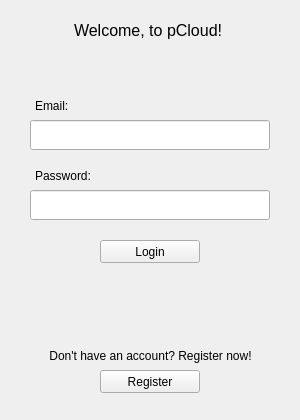
Above: pCloud/loginwindow.ui from pcloudcom/pfs-gui before the change. Below: the same form after it.
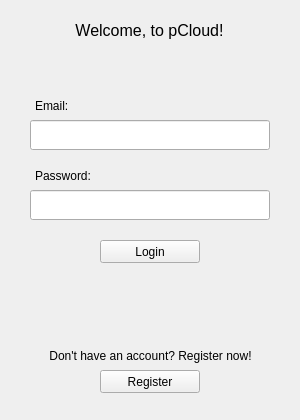
That is the form after the change.

Patch:
```diff
--- a/pCloud/loginwindow.ui
+++ b/pCloud/loginwindow.ui
@@ -95,9 +95,9 @@
    <widget class="QLabel" name="label_3">
     <property name="geometry">
      <rect>
-      <x>74</x>
+      <x>14</x>
       <y>20</y>
-      <width>151</width>
+      <width>271</width>
       <height>21</height>
      </rect>
     </property>
@@ -109,6 +109,9 @@
     <property name="text">
      <string>Welcome, to pCloud!</string>
     </property>
+    <property name="alignment">
+     <set>Qt::AlignCenter</set>
+    </property>
    </widget>
    <widget class="QLabel" name="registerLabel">
     <property name="geometry">
```
